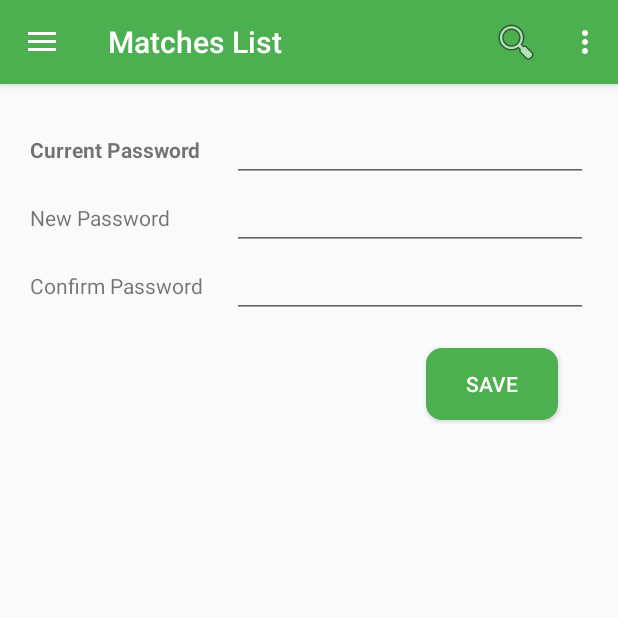
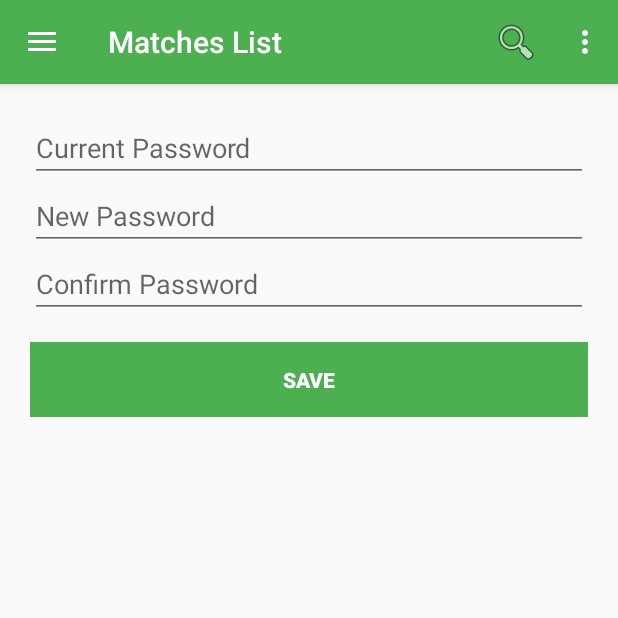
Before and after one commit to huynhducphuc/OnlineSoccer, an Android app: the fragment ChangePasswordFragment placed in its activity, on a phone screen of 412 x 824 dp, the top half of it. Run offline under Robolectric (Android 15) with nearby library versions, the phone set to English and light mode, and no system bars.

Commit message:
Them SessionManager, Cap nhat giao dien Change_password

```diff
--- a/app/src/main/res/layout/change_password_layout.xml
+++ b/app/src/main/res/layout/change_password_layout.xml
@@ -3,61 +3,47 @@
     android:orientation="vertical" android:layout_width="match_parent"
     android:layout_height="match_parent"
     android:layout_margin="20dp">
+
     <LinearLayout
         android:layout_width="match_parent"
         android:layout_height="wrap_content"
-        android:orientation="horizontal">
-        <TextView
-            android:layout_width="0dp"
-            android:layout_weight="4"
-            android:textStyle="bold"
-            android:layout_height="wrap_content"
-            android:text="Current Password"/>
+        android:orientation="vertical">
         <EditText
-            android:layout_width="0dp"
+            android:layout_width="match_parent"
             android:layout_weight="7"
             android:inputType="textPassword"
+            android:hint="Current Password"
             android:id="@+id/txtCurrentPassword"
             android:layout_height="wrap_content" />
-    </LinearLayout>
-    <LinearLayout
-        android:layout_width="match_parent"
-        android:layout_height="wrap_content"
-        android:orientation="horizontal">
-        <TextView
-            android:layout_width="0dp"
-            android:layout_weight="4"
-            android:layout_height="wrap_content"
-            android:text="New Password"/>
+
         <EditText
-            android:layout_width="0dp"
+            android:layout_width="match_parent"
             android:layout_weight="7"
             android:inputType="textPassword"
+            android:hint="New Password"
             android:id="@+id/txtNewPassword"
             android:layout_height="wrap_content" />
-    </LinearLayout>
-    <LinearLayout
-        android:layout_width="match_parent"
-        android:layout_height="wrap_content"
-        android:orientation="horizontal">
-        <TextView
-            android:layout_width="0dp"
-            android:layout_weight="4"
-            android:layout_height="wrap_content"
-            android:text="Confirm Password"/>
+
         <EditText
-            android:layout_width="0dp"
+            android:layout_width="match_parent"
             android:layout_weight="7"
             android:id="@+id/txtConfirmPassword"
+            android:hint="Confirm Password"
             android:inputType="textPassword"
             android:layout_height="wrap_content" />
+
+        <Button
+            android:layout_width="match_parent"
+            android:layout_height="wrap_content"
+            android:text="Save"
+            android:padding="15dp"
+            android:background="#4CAF50"
+            android:textColor="#fff"
+            android:textStyle="bold"
+            android:layout_gravity="right"
+            android:layout_marginTop="@dimen/activity_vertical_margin"/>
+
     </LinearLayout>
-    <Button
-        android:layout_width="wrap_content"
-        android:layout_height="wrap_content"
-        android:text="Save"
-        android:background="@drawable/rounded_corner"
-        android:layout_gravity="right"
-        android:textColor="#fff"
-        android:layout_margin="20dp"/>
+
+
 </LinearLayout>
```
Also changed, not shown: app/src/main/java/com/example/ooosu/quanlysanbong/utils/SessionManager.java (added, +71 -0 lines).
